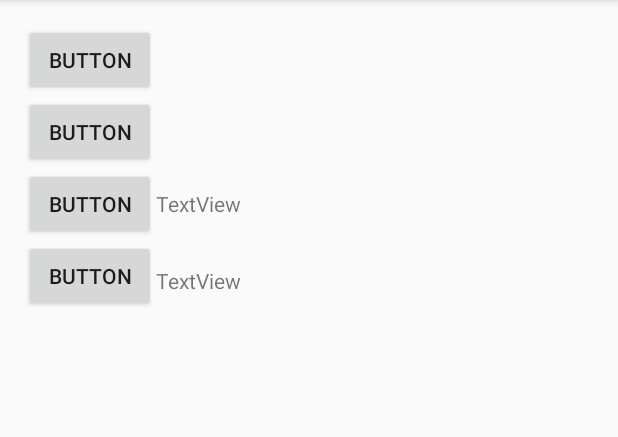
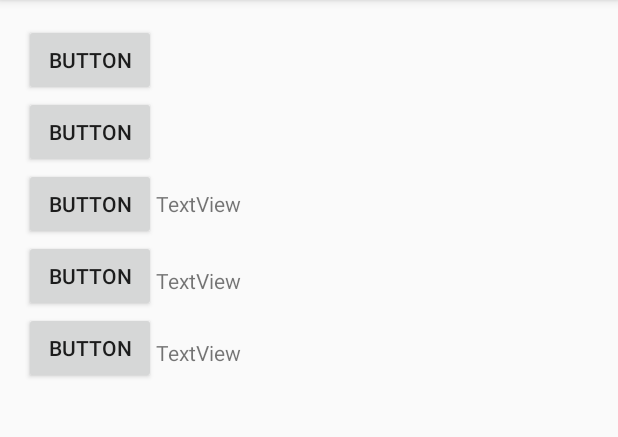
Before and after one commit to fcchen0968/MyApp102702, an Android app: the screen it shows after launch (MainActivity), on a phone screen of 412 x 824 dp, the part 84-521 px from its top. Run offline under Robolectric (Android 15) with nearby library versions, the phone set to English and light mode, and no system bars.

Commit message:
time 5 修clicl5 多選擇

```diff
--- a/MyApp102704/app/src/main/res/layout/activity_main.xml
+++ b/MyApp102704/app/src/main/res/layout/activity_main.xml
@@ -63,4 +63,22 @@
         android:layout_toEndOf="@+id/button4"
         android:layout_marginBottom="11dp"
         android:id="@+id/textView2" />
+
+    <Button
+        android:text="Button"
+        android:layout_width="wrap_content"
+        android:layout_height="wrap_content"
+        android:layout_below="@+id/button4"
+        android:layout_alignEnd="@+id/button4"
+        android:id="@+id/button5"
+        android:onClick="click5" />
+
+    <TextView
+        android:text="TextView"
+        android:layout_width="wrap_content"
+        android:layout_height="wrap_content"
+        android:layout_alignBottom="@+id/button5"
+        android:layout_toEndOf="@+id/button5"
+        android:layout_marginBottom="11dp"
+        android:id="@+id/textView3" />
 </RelativeLayout>
```
Also changed, not shown: MyApp102704/app/src/main/java/com/example/user/myapp102704/MainActivity.java (+36 -0 lines).
